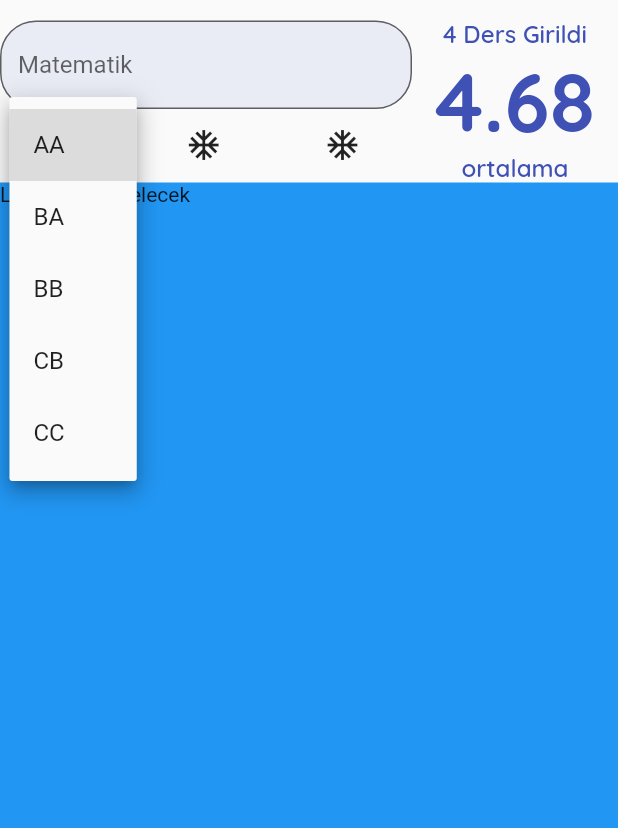
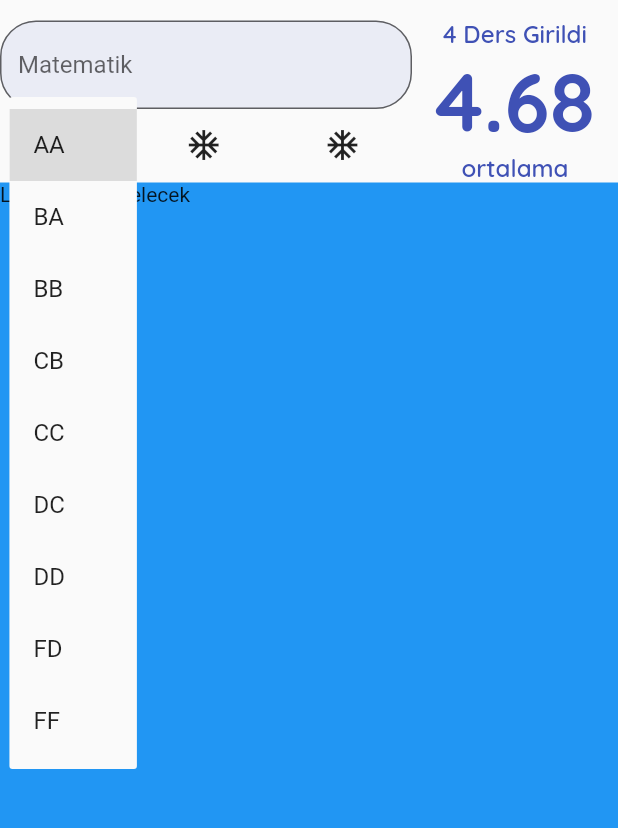
Before and after one commit to eyupGuc/Dinamik-Not-Hesaplama, a Flutter app: the screen it shows after launch, after a tap on "AA", on a phone screen of 412 x 824 dp, the part 65-893 px from its top. Run offline on Flutter 3.47's test engine with Material 2 defaults, Android fonts, the light colour scheme and no system bars; our stand-ins replace google_fonts; statements that could not run were skipped.

Commit message:
padding added commit

```diff
--- a/lib/helper/data_helper.dart
+++ b/lib/helper/data_helper.dart
@@ -1,9 +1,41 @@
+import 'package:flutter/material.dart';
+
 class DataHelper {
   static List<String> _tumDerslerinHarfleri() {
     return ['AA', 'BA', 'BB', 'CB', 'CC', 'DC', 'DD', 'FD', 'FF'];
   }
 
-  /* static double _harfiNotaCevir(String harf){
-    switch 'AA':
-  } */
+  static double _harfiNotaCevir(String harf) {
+    switch (harf) {
+      case 'AA':
+        return 4;
+      case 'BA':
+        return 3.5;
+      case 'BB':
+        return 3;
+      case 'CB':
+        return 2.5;
+      case 'CC':
+        return 2;
+      case 'DC':
+        return 1.5;
+      case 'DD':
+        return 1;
+      case 'FD':
+        return 0.5;
+      case 'FF':
+        return 0;
+      default:
+        return 1;
+    }
+  }
+
+  static List<DropdownMenuItem<double>> tumDerslerinHarfleri() {
+    return _tumDerslerinHarfleri()
+        .map((e) => DropdownMenuItem(
+              child: Text(e),
+              value: _harfiNotaCevir(e),
+            ))
+        .toList();
+  }
 }
--- a/lib/widgets/ortalama_hesapla_page.dart
+++ b/lib/widgets/ortalama_hesapla_page.dart
@@ -1,6 +1,8 @@
 import 'package:flutter/material.dart';
 import 'package:not_hesaplama/constans/app_constants.dart';
 import 'package:not_hesaplama/ortalama_goster.dart';
+
+import '../helper/data_helper.dart';
 
 class OrtalamaHesaplaPage extends StatefulWidget {
   const OrtalamaHesaplaPage({Key? key}) : super(key: key);
@@ -79,38 +81,22 @@ class _OrtalamaHesaplaPageState extends State<OrtalamaHesaplaPage> {
 
   Widget _buildHarfler() {
     return Container(
+      padding: Sabitler.dropDownPadding,
       decoration: BoxDecoration(
           color: Sabitler.anaRenk.shade100.withOpacity(0.3),
           borderRadius: Sabitler.borderRadius),
       child: DropdownButton<double>(
+        elevation: 0,
+        iconEnabledColor: Sabitler.anaRenk.shade200,
         value: secilenDeger,
-        items: const [
-          DropdownMenuItem(
-            child: Text('AA'),
-            value: 4,
-          ),
-          DropdownMenuItem(
-            child: Text('BA'),
-            value: 3.5,
-          ),
-          DropdownMenuItem(
-            child: Text('BB'),
-            value: 3,
-          ),
-          DropdownMenuItem(
-            child: Text('CB'),
-            value: 2.5,
-          ),
-          DropdownMenuItem(
-            child: Text('CC'),
-            value: 2,
-          )
-        ],
+        items: DataHelper.tumDerslerinHarfleri(),
         onChanged: (deger) {
           setState(() {
             secilenDeger = deger!;
+            print(secilenDeger);
           });
         },
+        underline: Container(),
       ),
     );
   }
```
